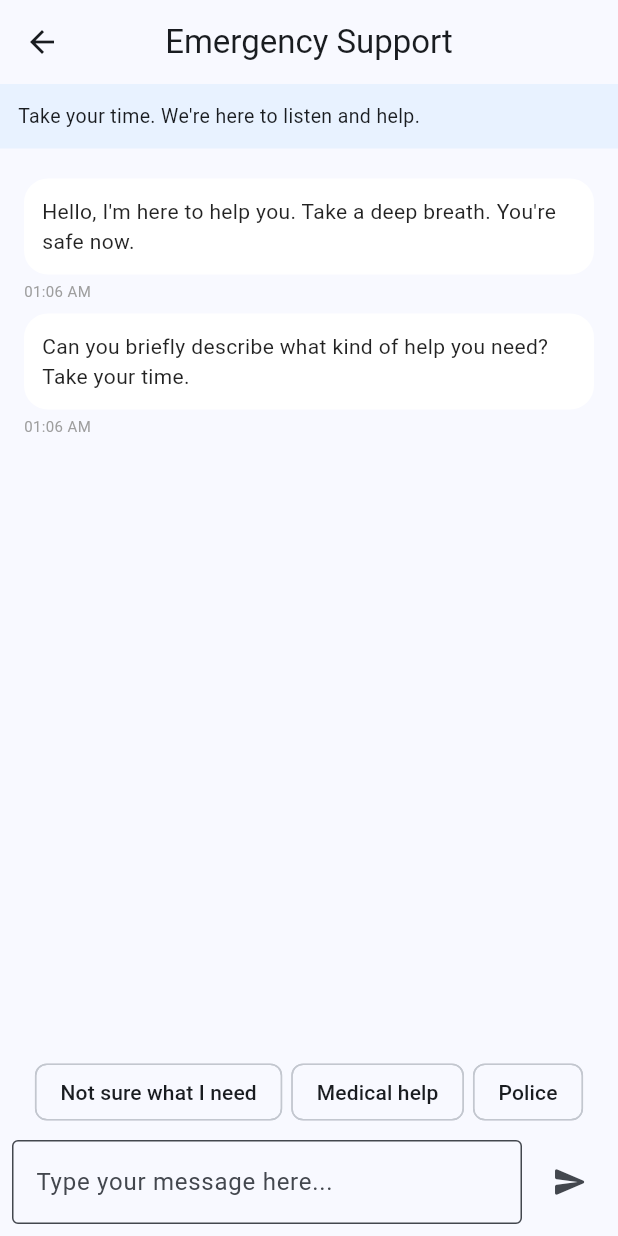
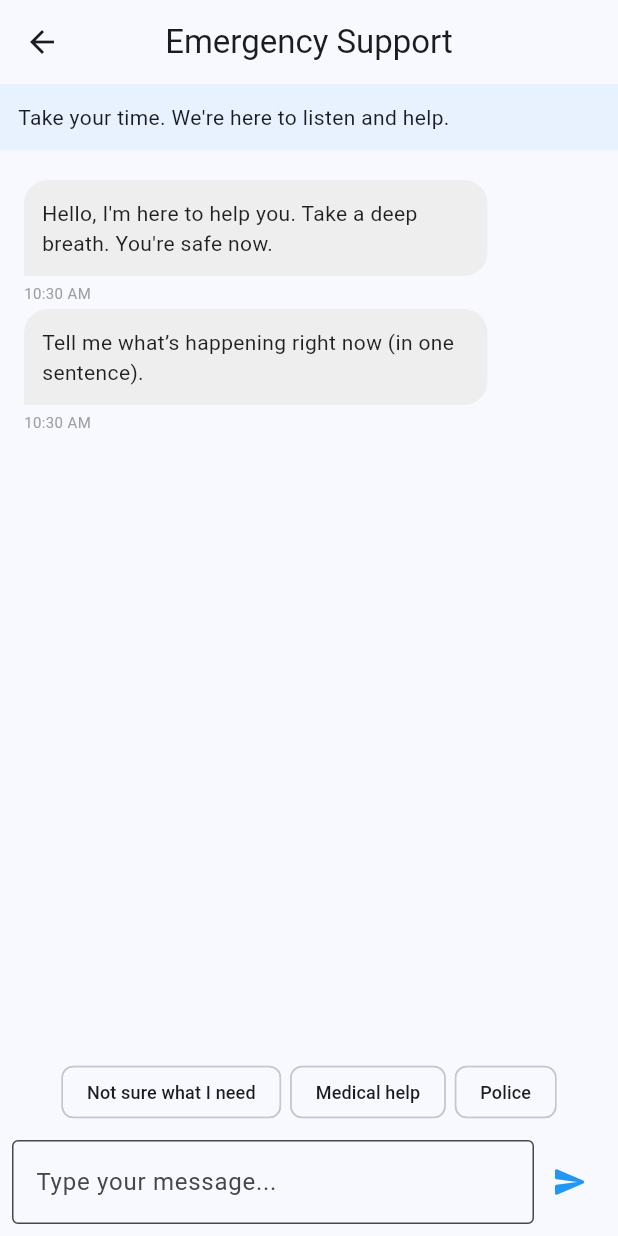
Before and after one commit to youssefhussein/Emergency-Alert, a Flutter app: the EmergencyChatScreen screen opened directly, after a tap on the "send" icon, on a phone screen of 412 x 824 dp. Run offline on Flutter 3.47's test engine with Material 3 defaults, Android fonts, the phone set to English and light mode, and no system bars; our stand-ins replace audioplayers, cached_network_image, firebase_ai, firebase_core, flutter_dotenv, flutter_riverpod and 5 more; missing offline and left inert: record; accounts and stored records are empty; network calls fail.

Commit message:
Update emergency_chat_screen.dart
WORKED...YAAAAAAAY

```diff
--- a/lib/screens/emergency/emergency_chat_screen.dart
+++ b/lib/screens/emergency/emergency_chat_screen.dart
@@ -1,4 +1,7 @@
 import 'package:flutter/material.dart';
+import 'package:firebase_ai/firebase_ai.dart';
+import 'package:flutter_dotenv/flutter_dotenv.dart';
+import 'package:intl/intl.dart';
 
 class EmergencyChatScreen extends StatefulWidget {
   const EmergencyChatScreen({super.key});
@@ -7,91 +10,138 @@ class EmergencyChatScreen extends StatefulWidget {
   State<EmergencyChatScreen> createState() => _EmergencyChatScreenState();
 }
 
-
-
 class _EmergencyChatScreenState extends State<EmergencyChatScreen> {
   final _controller = TextEditingController();
-  final _messages = <_Message>[
+  final _scrollController = ScrollController();
+  bool _isLoading = false;
+
+  late final GenerativeModel _model;
+  late final ChatSession _chatSession;
+
+  final _messages = <_Message>[];
+
+  @override
+  void initState() {
+    super.initState();
+
+    // Use FirebaseAI to get the Gemini model
+    _model = FirebaseAI.googleAI().generativeModel(
+      model: 'gemini-2.5-flash-lite',
+      systemInstruction: Content.text(
+        "You are an emergency support assistant. Be calm, concise, and helpful. "
+        "If a medical emergency is suspected, advise the user to call local emergency services immediately and then give first aid instructions. "
+        "Ask short clarifying questions when needed.Give first aid instructions when appropriate.",
+      ),
+      generationConfig: GenerationConfig(maxOutputTokens: 300),
+    );
+    _chatSession = _model.startChat();
+
+    // Initial UI messages (these are just UI, not system rules)
+    final now = DateFormat('hh:mm a').format(DateTime.now());
+    _messages.addAll([
       _Message(
         fromMe: false,
-      text: "Hello, I'm here to help you. Take a deep breath. You're safe now.",
-      time: '01:06 AM',
+        text:
+            "Hello, I'm here to help you. Take a deep breath. You're safe now.",
+        time: now,
       ),
       _Message(
         fromMe: false,
-      text:
-          'Can you briefly describe what kind of help you need? Take your time.',
-      time: '01:06 AM',
+        text: "Tell me what’s happening right now (in one sentence).",
+        time: now,
       ),
-  ];
+    ]);
+  }
 
-  void _send(String text) {
-    if (text.trim().isEmpty) return;
-    setState(() {
-      _messages.add(_Message(fromMe: true, text: text.trim(), time: 'Now'));
-    });
+  Future<void> _send(String text) async {
+    if (text.trim().isEmpty || _isLoading) return;
+
+    final userMessage = text.trim();
     _controller.clear();
 
-    // later: send to backend / admin
+    setState(() {
+      _messages.add(
+        _Message(
+          fromMe: true,
+          text: userMessage,
+          time: DateFormat('hh:mm a').format(DateTime.now()),
+        ),
+      );
+      _isLoading = true;
+    });
+
+    _scrollToBottom();
+
+    try {
+      final response = await _chatSession.sendMessage(
+        Content.text(userMessage),
+      );
+
+      setState(() {
+        _isLoading = false;
+        _messages.add(
+          _Message(
+            fromMe: false,
+            text: response.text?.trim().isNotEmpty == true
+                ? response.text!.trim()
+                : "I’m having trouble responding right now. Please try again.",
+            time: DateFormat('hh:mm a').format(DateTime.now()),
+          ),
+        );
+      });
+    } catch (e) {
+      setState(() => _isLoading = false);
+
+      // ✅ Use debugPrint (safer than print for long logs)
+      debugPrint("GEMINI ERROR: $e");
+
+      if (!mounted) return;
+      ScaffoldMessenger.of(
+        context,
+      ).showSnackBar(SnackBar(content: Text("Gemini error: $e")));
+    }
+
+    _scrollToBottom();
+  }
+
+  void _scrollToBottom() {
+    WidgetsBinding.instance.addPostFrameCallback((_) {
+      if (_scrollController.hasClients) {
+        _scrollController.animateTo(
+          _scrollController.position.maxScrollExtent,
+          duration: const Duration(milliseconds: 250),
+          curve: Curves.easeOut,
+        );
+      }
+    });
   }
 
   @override
   Widget build(BuildContext context) {
     return Scaffold(
-      appBar: AppBar(
-        title: const Text('Emergency Support'),
-        leading: IconButton(
-          icon: const Icon(Icons.arrow_back),
-          onPressed: () => Navigator.pop(context),
-        ),
-      ),
+      appBar: AppBar(title: const Text('Emergency Support')),
       body: Column(
         children: [
           Container(
             width: double.infinity,
             color: const Color(0xFFE8F2FF),
             padding: const EdgeInsets.all(12),
-            child: const Text(
-              "Take your time. We're here to listen and help.",
-              style: TextStyle(fontSize: 13),
-            ),
+            child: const Text("Take your time. We're here to listen and help."),
           ),
           Expanded(
             child: ListView.builder(
+              controller: _scrollController,
               padding: const EdgeInsets.all(16),
               itemCount: _messages.length,
-              itemBuilder: (context, index) {
-                final m = _messages[index];
-                final align = m.fromMe
-                    ? CrossAxisAlignment.end
-                    : CrossAxisAlignment.start;
-                final bg = m.fromMe ? const Color(0xFF2962FF) : Colors.white;
-                final fg = m.fromMe ? Colors.white : Colors.black87;
-
-                return Column(
-                  crossAxisAlignment: align,
-                  children: [
-                    Container(
-                      margin: const EdgeInsets.symmetric(vertical: 4),
-                      padding: const EdgeInsets.all(12),
-                      decoration: BoxDecoration(
-                        color: bg,
-                        borderRadius: BorderRadius.circular(16),
-                      ),
-                      child: Text(m.text, style: TextStyle(color: fg)),
-                    ),
-                    Text(
-                      m.time,
-                      style: const TextStyle(fontSize: 10, color: Colors.grey),
-                    ),
-                    const SizedBox(height: 4),
-                  ],
-                );
-              },
+              itemBuilder: (context, index) =>
+                  _ChatBubble(message: _messages[index]),
             ),
           ),
-
-          // Quick suggestions
+          if (_isLoading)
+            const Padding(
+              padding: EdgeInsets.all(8.0),
+              child: LinearProgressIndicator(minHeight: 2),
+            ),
           Padding(
             padding: const EdgeInsets.symmetric(horizontal: 8),
             child: Wrap(
@@ -103,8 +153,6 @@ class _EmergencyChatScreenState extends State<EmergencyChatScreen> {
               ],
             ),
           ),
-
-          // input
           Padding(
             padding: const EdgeInsets.all(8),
             child: Row(
@@ -113,15 +161,14 @@ class _EmergencyChatScreenState extends State<EmergencyChatScreen> {
                   child: TextField(
                     controller: _controller,
                     decoration: const InputDecoration(
-                      hintText: 'Type your message here...',
+                      hintText: 'Type your message...',
                       border: OutlineInputBorder(),
                     ),
                     onSubmitted: _send,
                   ),
                 ),
-                const SizedBox(width: 8),
                 IconButton(
-                  icon: const Icon(Icons.send_rounded),
+                  icon: const Icon(Icons.send_rounded, color: Colors.blue),
                   onPressed: () => _send(_controller.text),
                 ),
               ],
@@ -133,7 +180,51 @@ class _EmergencyChatScreenState extends State<EmergencyChatScreen> {
   }
 
   Widget _chip(String label) {
-    return ActionChip(label: Text(label), onPressed: () => _send(label));
+    return ActionChip(
+      label: Text(label, style: const TextStyle(fontSize: 12)),
+      onPressed: () => _send(label),
+    );
+  }
+}
+
+class _ChatBubble extends StatelessWidget {
+  final _Message message;
+  const _ChatBubble({required this.message});
+
+  @override
+  Widget build(BuildContext context) {
+    final align = message.fromMe
+        ? CrossAxisAlignment.end
+        : CrossAxisAlignment.start;
+    final bg = message.fromMe ? const Color(0xFF2962FF) : Colors.grey[200];
+    final fg = message.fromMe ? Colors.white : Colors.black87;
+
+    return Column(
+      crossAxisAlignment: align,
+      children: [
+        Container(
+          constraints: BoxConstraints(
+            maxWidth: MediaQuery.of(context).size.width * 0.75,
+          ),
+          margin: const EdgeInsets.symmetric(vertical: 4),
+          padding: const EdgeInsets.all(12),
+          decoration: BoxDecoration(
+            color: bg,
+            borderRadius: BorderRadius.only(
+              topLeft: const Radius.circular(16),
+              topRight: const Radius.circular(16),
+              bottomLeft: Radius.circular(message.fromMe ? 16 : 0),
+              bottomRight: Radius.circular(message.fromMe ? 0 : 16),
+            ),
+          ),
+          child: Text(message.text, style: TextStyle(color: fg)),
+        ),
+        Text(
+          message.time,
+          style: const TextStyle(fontSize: 10, color: Colors.grey),
+        ),
+      ],
+    );
   }
 }
 
@@ -141,6 +232,5 @@ class _Message {
   final bool fromMe;
   final String text;
   final String time;
-
   _Message({required this.fromMe, required this.text, required this.time});
 }
```
Lines whose indentation alone changed are shown as unchanged.
